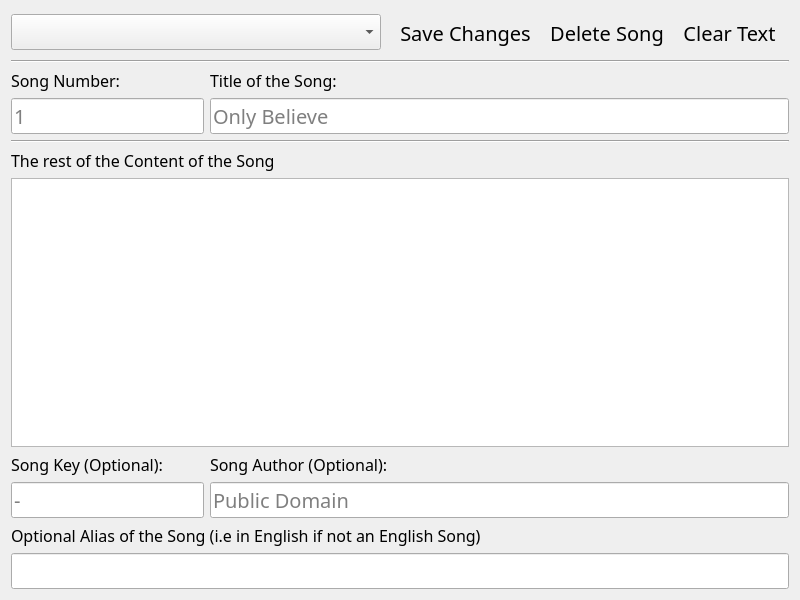
Before: the Qt Designer form src/vSongEditor.ui in AppSmata/vSongBook4pc, drawn with Qt 5.
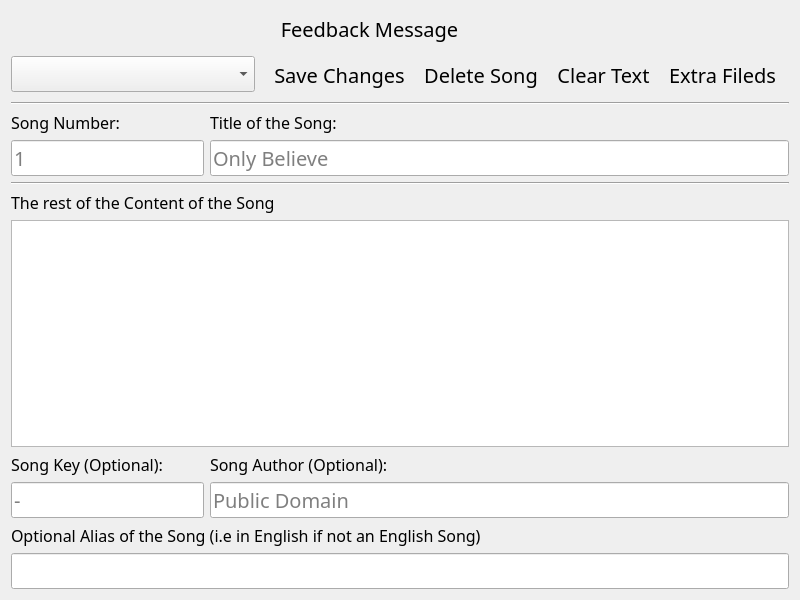
After: the same form once the commit is applied. Icons and pictures are not drawn.

```diff
--- a/src/vSongEditor.ui
+++ b/src/vSongEditor.ui
@@ -34,6 +34,46 @@
      </property>
      <item>
       <layout class="QVBoxLayout" name="MainPanel">
+       <item>
+        <layout class="QHBoxLayout" name="LayoutFeedback">
+         <item>
+          <widget class="QLabel" name="LblFeedback">
+           <property name="sizePolicy">
+            <sizepolicy hsizetype="Expanding" vsizetype="Preferred">
+             <horstretch>0</horstretch>
+             <verstretch>0</verstretch>
+            </sizepolicy>
+           </property>
+           <property name="text">
+            <string>Feedback Message</string>
+           </property>
+           <property name="alignment">
+            <set>Qt::AlignCenter</set>
+           </property>
+          </widget>
+         </item>
+         <item>
+          <widget class="QPushButton" name="BtnFeedback">
+           <property name="sizePolicy">
+            <sizepolicy hsizetype="Fixed" vsizetype="Fixed">
+             <horstretch>0</horstretch>
+             <verstretch>0</verstretch>
+            </sizepolicy>
+           </property>
+           <property name="text">
+            <string/>
+           </property>
+           <property name="icon">
+            <iconset resource="icons/icons.qrc">
+             <normaloff>:/icons/close</normaloff>:/icons/close</iconset>
+           </property>
+           <property name="flat">
+            <bool>true</bool>
+           </property>
+          </widget>
+         </item>
+        </layout>
+       </item>
        <item>
         <layout class="QHBoxLayout" name="horizontalLayout">
          <item>
@@ -56,6 +96,7 @@
            <addaction name="actionSave"/>
            <addaction name="actionDelete"/>
            <addaction name="actionClear"/>
+           <addaction name="actionExtra"/>
           </widget>
          </item>
         </layout>
@@ -86,7 +127,7 @@
            <item>
             <widget class="QLineEdit" name="TxtNumber">
              <property name="sizePolicy">
-              <sizepolicy hsizetype="Fixed" vsizetype="Fixed">
+              <sizepolicy hsizetype="Minimum" vsizetype="Fixed">
                <horstretch>0</horstretch>
                <verstretch>0</verstretch>
               </sizepolicy>
@@ -305,6 +346,15 @@
     <string>Clear Text</string>
    </property>
   </action>
+  <action name="actionExtra">
+   <property name="icon">
+    <iconset resource="images/images.qrc">
+     <normaloff>:/Down_Black.png</normaloff>:/Down_Black.png</iconset>
+   </property>
+   <property name="text">
+    <string>Extra Fileds</string>
+   </property>
+  </action>
  </widget>
  <resources>
   <include location="icons/icons.qrc"/>
```
Left out of the diff: 1 changed line with no effect on the pictures.
